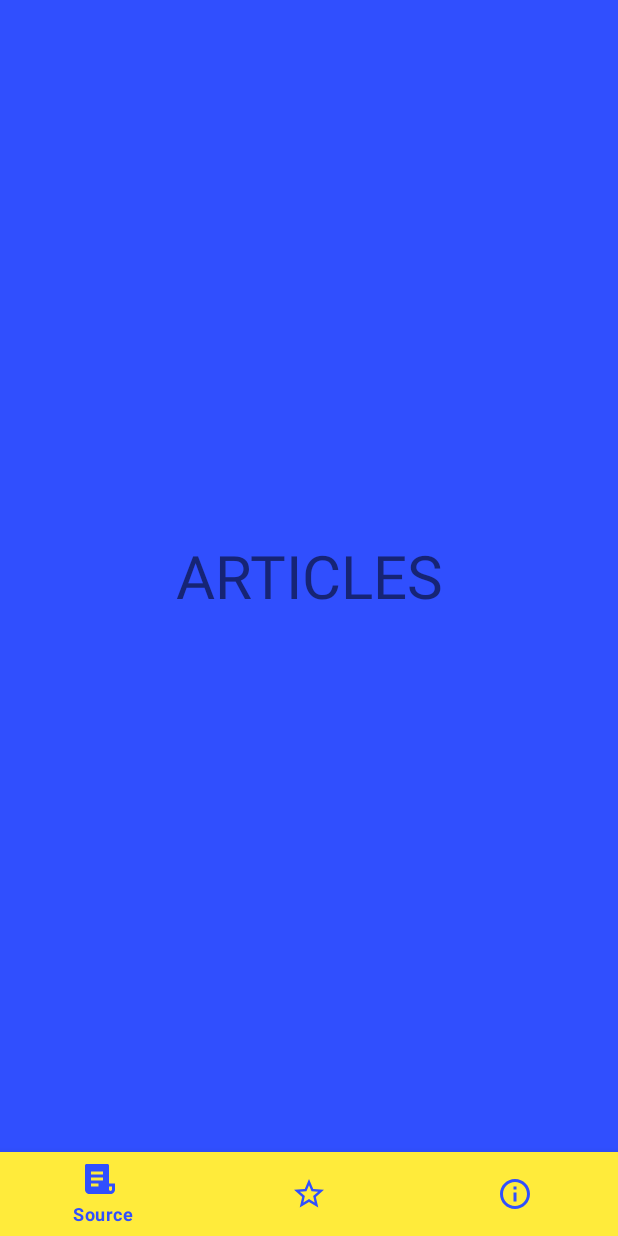
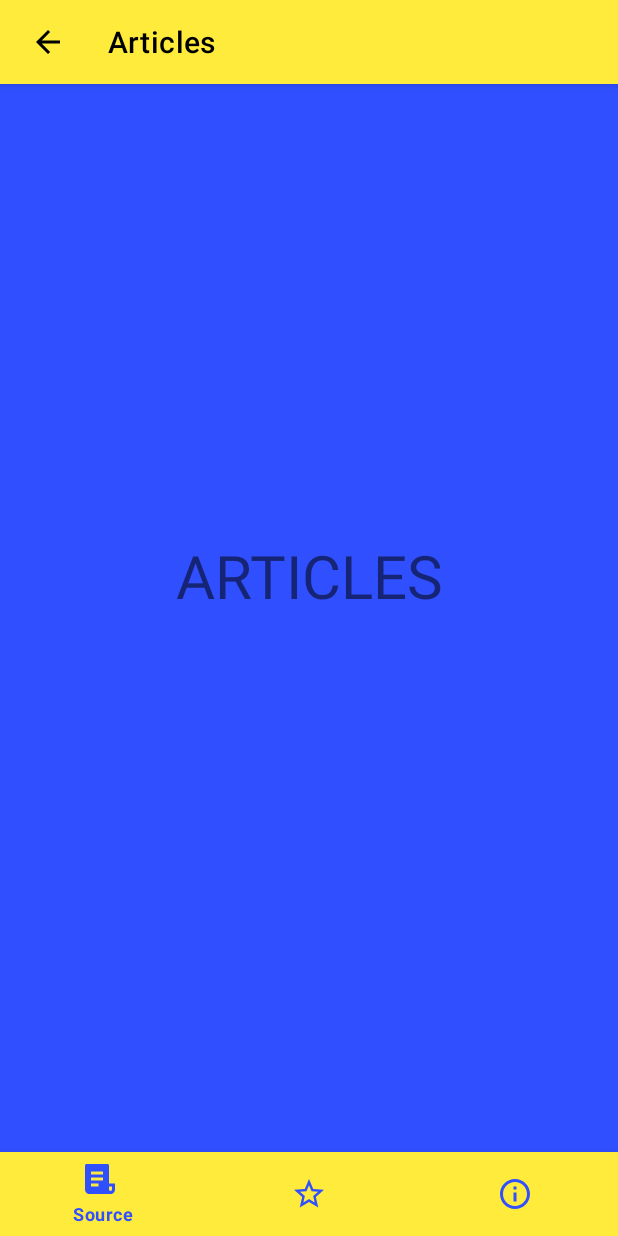
Before and after one commit to Dailius/News_App, an Android app: the screen it shows after launch (MainActivity), after a tap on "SOURCES", on a phone screen of 412 x 824 dp. Run offline under Robolectric (Android 15) with nearby library versions, the phone set to English and light mode, and no system bars; our stand-ins replace Dagger/Hilt's generated code, Timber; 1 statement that could not run was skipped.

Commit message:
Set up toolbar in ArticlesFragment and xml files

```diff
--- a/app/src/main/java/com/dailiusprograming/newsapp/main/news/articles/ArticlesFragment.kt
+++ b/app/src/main/java/com/dailiusprograming/newsapp/main/news/articles/ArticlesFragment.kt
@@ -15,6 +15,7 @@ class ArticlesFragment : BaseFragment(R.layout.fragment_articles) {
 
     override fun onViewCreated(view: View, savedInstanceState: Bundle?) {
         super.onViewCreated(view, savedInstanceState)
+        setUpToolBar()
         binding.textView.setOnClickListener { openDetailsFragment() }
     }
 
@@ -22,6 +23,19 @@ class ArticlesFragment : BaseFragment(R.layout.fragment_articles) {
         (parentFragment as NewsPagerContainer).openDetailsFragment()
     }
 
+    private fun setUpToolBar(){
+        binding.toolbar.apply {
+            setNavigationIcon(R.drawable.ic_arrow_back)
+            setNavigationOnClickListener {
+                backToPreviousScreen()
+            }
+        }
+    }
+
+    private fun backToPreviousScreen(){
+        activity?.onBackPressed()
+    }
+
     companion object {
         fun newInstance() = ArticlesFragment()
     }
--- /dev/null
+++ b/app/src/main/res/drawable/ic_arrow_back.xml
@@ -0,0 +1,5 @@
+<vector android:height="24dp" android:tint="@color/primaryTextColor"
+    android:viewportHeight="24.0" android:viewportWidth="24.0"
+    android:width="24dp" xmlns:android="http://schemas.android.com/apk/res/android">
+    <path android:fillColor="@color/secondaryTextColor" android:pathData="M20,11H7.83l5.59,-5.59L12,4l-8,8 8,8 1.41,-1.41L7.83,13H20v-2z"/>
+</vector>
--- a/app/src/main/res/layout/fragment_articles.xml
+++ b/app/src/main/res/layout/fragment_articles.xml
@@ -1,9 +1,41 @@
 <?xml version="1.0" encoding="utf-8"?>
 <FrameLayout xmlns:android="http://schemas.android.com/apk/res/android"
+    xmlns:app="http://schemas.android.com/apk/res-auto"
     xmlns:tools="http://schemas.android.com/tools"
     android:layout_width="match_parent"
     android:layout_height="match_parent"
+    android:fitsSystemWindows="true"
+    android:orientation="vertical"
     tools:context=".main.news.articles.ArticlesFragment">
+
+    <com.google.android.material.appbar.AppBarLayout
+        android:id="@+id/appBarLayout"
+        android:layout_width="match_parent"
+        android:layout_height="wrap_content"
+        android:fitsSystemWindows="true"
+        android:theme="@style/ThemeOverlay.MaterialComponents.ActionBar">
+
+        <androidx.appcompat.widget.Toolbar
+            android:id="@+id/toolbar"
+            android:layout_width="match_parent"
+            android:layout_height="?attr/actionBarSize"
+            android:paddingStart="4dp"
+            android:paddingEnd="8dp"
+            app:theme="@style/ThemeOverlay.MaterialComponents.ActionBar"
+            app:title="@string/articles_feature_articles">
+
+        </androidx.appcompat.widget.Toolbar>
+    </com.google.android.material.appbar.AppBarLayout>
+
+    <androidx.swiperefreshlayout.widget.SwipeRefreshLayout
+        android:id="@+id/swipeSourceRefreshLayout"
+        android:layout_width="match_parent"
+        android:layout_height="match_parent"
+        app:layout_behavior="@string/appbar_scrolling_view_behavior">
+
+        <FrameLayout
+            android:layout_width="match_parent"
+            android:layout_height="match_parent">
 
             <com.google.android.material.textview.MaterialTextView
                 android:id="@+id/textView"
@@ -16,3 +48,6 @@
                 android:textSize="40sp" />
 
         </FrameLayout>
+    </androidx.swiperefreshlayout.widget.SwipeRefreshLayout>
+
+</FrameLayout>
--- a/app/src/main/res/layout/fragment_favorites.xml
+++ b/app/src/main/res/layout/fragment_favorites.xml
@@ -13,13 +13,15 @@
         android:layout_width="match_parent"
         android:layout_height="wrap_content"
         android:fitsSystemWindows="true"
-        android:theme="@style/ThemeOverlay.AppCompat.Dark.ActionBar">
+        android:theme="@style/ThemeOverlay.MaterialComponents.ActionBar">
 
         <androidx.appcompat.widget.Toolbar
             android:id="@+id/toolbar"
             android:layout_width="match_parent"
             android:layout_height="?attr/actionBarSize"
-            android:padding="4dp"
+            android:layout_marginStart="58dp"
+            android:paddingStart="4dp"
+            android:paddingEnd="8dp"
             app:theme="@style/ThemeOverlay.MaterialComponents.ActionBar"
             app:title="@string/favorites_feature_favorites">
 
--- a/app/src/main/res/layout/fragment_sources.xml
+++ b/app/src/main/res/layout/fragment_sources.xml
@@ -13,13 +13,15 @@
         android:layout_width="match_parent"
         android:layout_height="wrap_content"
         android:fitsSystemWindows="true"
-        android:theme="@style/ThemeOverlay.AppCompat.Dark.ActionBar">
+        android:theme="@style/ThemeOverlay.MaterialComponents.ActionBar">
 
         <androidx.appcompat.widget.Toolbar
             android:id="@+id/toolbar"
             android:layout_width="match_parent"
             android:layout_height="?attr/actionBarSize"
-            android:padding="4dp"
+            android:layout_marginStart="58dp"
+            android:paddingStart="4dp"
+            android:paddingEnd="8dp"
             app:theme="@style/ThemeOverlay.MaterialComponents.ActionBar"
             app:title="@string/sources_feature_sources">
 
--- a/app/src/main/res/values/strings.xml
+++ b/app/src/main/res/values/strings.xml
@@ -18,4 +18,6 @@
     <string name="favorites_feature_favorites">Favorites</string>
 
     <string name="about_feature_about">About</string>
+
+    <string name="articles_feature_articles">Articles</string>
 </resources>
```
Also changed, not shown: app/src/main/res/layout/fragment_about.xml (+6 -2 lines). Lines whose indentation alone changed are shown as unchanged.
